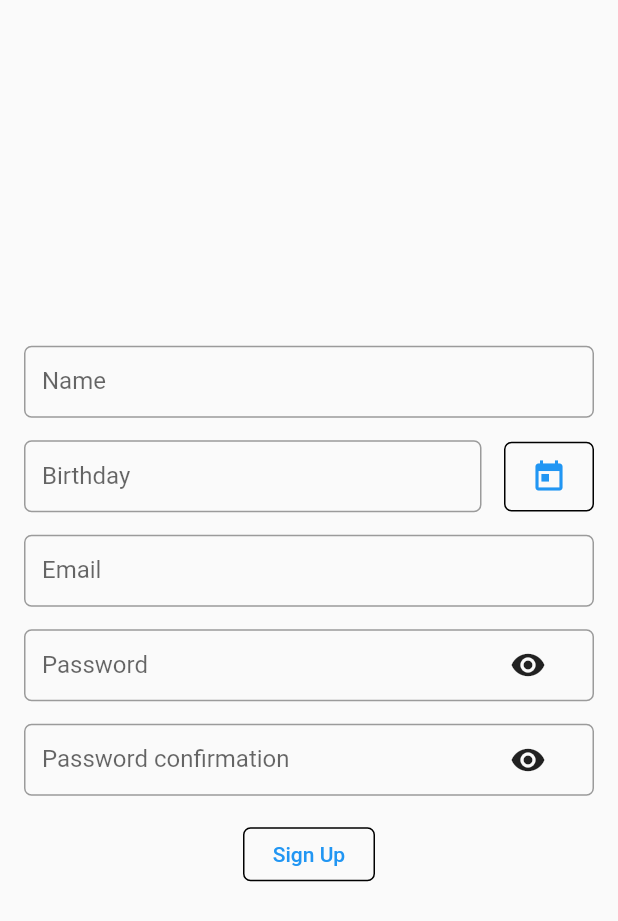
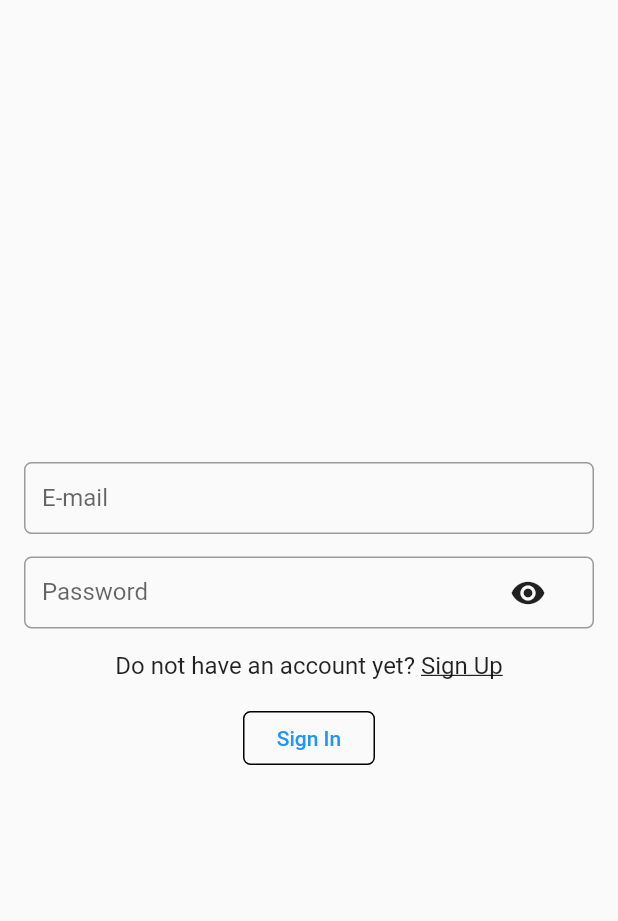
Before and after one commit to VictorTiburcio/jera_challenge, a Flutter app: the screen it shows after launch, on a phone screen of 412 x 824 dp. Shown: the top 921 px of the screen. Run offline on Flutter 3.47's test engine with Material 2 defaults, Android fonts, the phone set to English and light mode, and no system bars; our stand-ins replace shared_preferences, sqflite; accounts and stored records are empty.

Commit message:
[FINISHED] Sign In
- Pubspec update.
- Readme update.
- Home Screen update.
- Mobile Router update.
- New Sign In Screen.

```diff
--- a/lib/screens/home_screen.dart
+++ b/lib/screens/home_screen.dart
@@ -3,7 +3,7 @@ import 'package:provider/provider.dart';
 
 import '../controllers/account_controller.dart';
 import '../screens/logged.dart';
-import '../screens/sign_up_screen.dart';
+import '../screens/sign_in_screen.dart';
 
 class HomeScreen extends StatelessWidget {
   static const String route = '/';
@@ -16,7 +16,7 @@ class HomeScreen extends StatelessWidget {
           case AuthenticationState.authenticated:
             return Logged();
           case AuthenticationState.unauthenticated:
-            return SignUpScreen();
+            return SignInScreen();
           default:
             return Scaffold(body: Center(child: CircularProgressIndicator()));
         }
--- a/lib/screens/logged.dart
+++ b/lib/screens/logged.dart
@@ -1,10 +1,26 @@
 import 'package:flutter/material.dart';
+import 'package:provider/provider.dart';
+
+import '../controllers/account_controller.dart';
 
 class Logged extends StatelessWidget {
   @override
   Widget build(BuildContext context) {
     return Scaffold(
-      body: Center(child: Text('Logged')),
+      body: Column(
+        mainAxisAlignment: MainAxisAlignment.center,
+        children: [
+          Center(
+            child: Text('Logged'),
+          ),
+          RaisedButton(
+            child: Text('Logout'),
+            onPressed: () {
+              Provider.of<AccountController>(context, listen: false).signOut();
+            },
+          ),
+        ],
+      ),
     );
   }
 }
--- /dev/null
+++ b/lib/screens/sign_in_screen.dart
@@ -0,0 +1,79 @@
+import 'package:flutter/gestures.dart';
+import 'package:flutter/material.dart';
+import 'package:provider/provider.dart';
+
+import '../controllers/account_controller.dart';
+import '../screens/sign_up_screen.dart';
+import '../widgets/custom_button.dart';
+import '../widgets/custom_text_form_field.dart';
+
+class SignInScreen extends StatelessWidget {
+  static const String route = '/sign_in';
+  final TapGestureRecognizer _signUpGestureDetector = TapGestureRecognizer();
+  final TextEditingController _emailCtrl = TextEditingController();
+  final TextEditingController _passwordCtrl = TextEditingController();
+  final GlobalKey<FormState> _formKey = GlobalKey<FormState>();
+
+  @override
+  Widget build(BuildContext context) {
+    final TextTheme textTheme = Theme.of(context).textTheme;
+
+    void _navigateToSignUpScreen() {
+      Navigator.pushNamed(context, SignUpScreen.route);
+    }
+
+    _signUpGestureDetector.onTap = _navigateToSignUpScreen;
+
+    return Scaffold(
+      body: Padding(
+        padding: EdgeInsets.all(16.0),
+        child: Form(
+          key: _formKey,
+          child: Column(
+            mainAxisAlignment: MainAxisAlignment.center,
+            children: [
+              CustomTextFormField(
+                ctrl: _emailCtrl,
+                label: 'E-mail',
+                inputType: TextInputType.emailAddress,
+                capitalization: TextCapitalization.none,
+              ),
+              SizedBox(height: 15.0),
+              CustomTextFormField(
+                ctrl: _passwordCtrl,
+                label: 'Password',
+                password: true,
+              ),
+              SizedBox(height: 15.0),
+              Text.rich(
+                TextSpan(
+                  text: 'Do not have an account yet?\t',
+                  style: textTheme.subtitle1,
+                  children: <TextSpan>[
+                    TextSpan(
+                      text: 'Sign Up',
+                      style: TextStyle(
+                        decoration: TextDecoration.underline,
+                      ),
+                      recognizer: _signUpGestureDetector,
+                    )
+                  ],
+                ),
+              ),
+              SizedBox(height: 15),
+              CustomButton(
+                child: Text('Sign In'),
+                onPressed: () {
+                  Provider.of<AccountController>(context, listen: false).signIn(
+                    email: _emailCtrl.text.trim(),
+                    password: _passwordCtrl.text.trim(),
+                  );
+                },
+              ),
+            ],
+          ),
+        ),
+      ),
+    );
+  }
+}
--- a/lib/utils/mobile_router.dart
+++ b/lib/utils/mobile_router.dart
@@ -1,4 +1,5 @@
 import '../screens/home_screen.dart';
+import '../screens/sign_in_screen.dart';
 import '../screens/sign_up_screen.dart';
 
 class MobileRouter {
@@ -6,5 +7,6 @@ class MobileRouter {
   static final routes = {
     HomeScreen.route: (context) => HomeScreen(),
     SignUpScreen.route: (context) => SignUpScreen(),
+    SignInScreen.route: (context) => SignInScreen(),
   };
 }
--- a/pubspec.yaml
+++ b/pubspec.yaml
@@ -30,6 +30,7 @@ dependencies:
   # Local database
   path: ^1.7.0
   sqflite: ^1.3.1+1
+  shared_preferences: ^0.5.12
 
   # State Management
   provider: ^4.3.2+2
```
Also changed, not shown: pubspec.lock.
